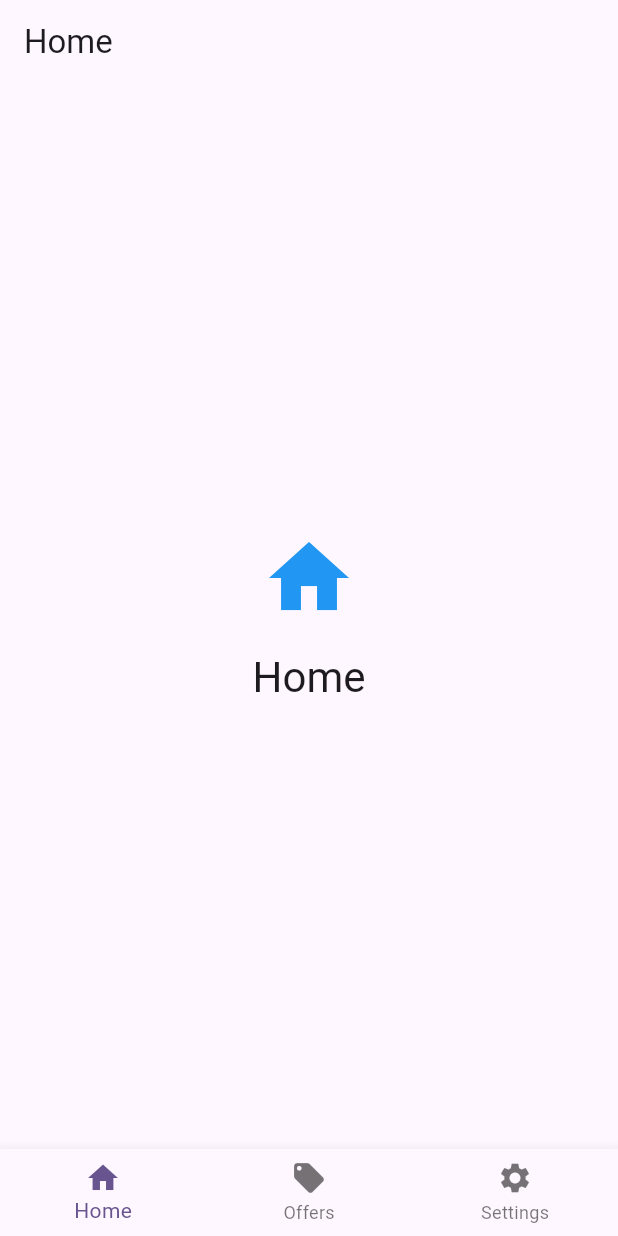
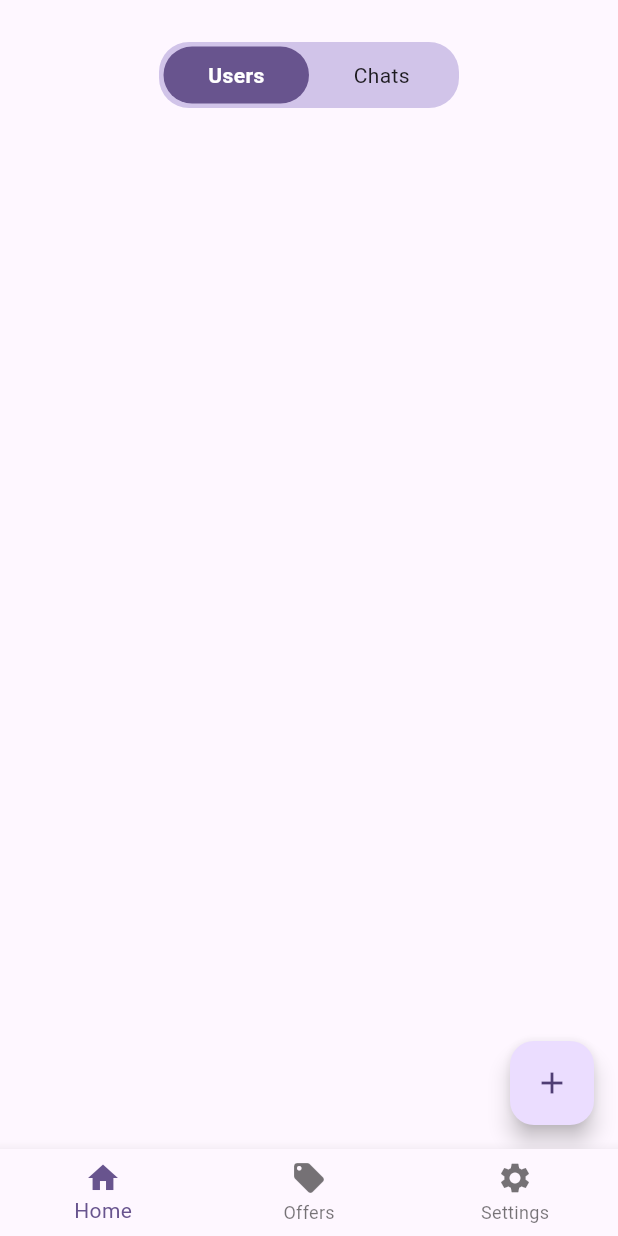
Before and after one commit to Recker4244/messenger, a Flutter app: the screen it shows after launch, on a phone screen of 412 x 824 dp. Run offline on Flutter 3.47's test engine with Material 3 defaults, Android fonts, the phone set to English and light mode, and no system bars; our stand-ins replace get_it, stacked, stacked_services.

Commit message:
feat: ui for screens

```diff
--- /dev/null
+++ b/lib/ui/viewmodels/chats_viewmodel.dart
@@ -0,0 +1,27 @@
+import 'package:stacked/stacked.dart';
+
+class ChatsViewModel extends BaseViewModel {
+  void init() {
+    _chats = [];
+  }
+
+  List<Map<String, dynamic>> _chats = [];
+  List<Map<String, dynamic>> get chats => _chats;
+
+  void addChat(Map<String, String> user) {
+    final existingChatIndex = _chats.indexWhere(
+      (chat) => chat['userId'] == user['id'],
+    );
+
+    if (existingChatIndex == -1) {
+      _chats.add({
+        'id': DateTime.now().millisecondsSinceEpoch.toString(),
+        'userId': user['id'],
+        'userName': user['name'],
+        'lastMessage': 'Chat started',
+        'lastMessageTime': DateTime.now(),
+      });
+      notifyListeners();
+    }
+  }
+}
--- a/lib/ui/viewmodels/home_viewmodel.dart
+++ b/lib/ui/viewmodels/home_viewmodel.dart
@@ -1,10 +1,15 @@
 import 'package:stacked/stacked.dart';
 
 class HomeViewModel extends BaseViewModel {
-  String _title = 'Home';
-  String get title => _title;
+  int _currentTabIndex = 0;
+  int get currentTabIndex => _currentTabIndex;
 
-  void initialize() {
-    // Initialize home view logic here
+  void init() {
+    _currentTabIndex = 0;
+  }
+
+  void setTabIndex(int index) {
+    _currentTabIndex = index;
+    notifyListeners();
   }
 }
--- /dev/null
+++ b/lib/ui/viewmodels/users_viewmodel.dart
@@ -0,0 +1,26 @@
+import 'package:stacked/stacked.dart';
+import 'chats_viewmodel.dart';
+
+class UsersViewModel extends BaseViewModel {
+  void init() {
+    _users = [];
+    notifyListeners();
+  }
+
+  List<Map<String, String>> _users = [];
+  List<Map<String, String>> get users => _users;
+
+  void addUser(String name) {
+    if (name.trim().isEmpty) return;
+
+    _users.add({
+      'id': DateTime.now().millisecondsSinceEpoch.toString(),
+      'name': name.trim(),
+    });
+    notifyListeners();
+  }
+
+  void startChatWithUser(Map<String, String> user) {
+    ChatsViewModel().addChat(user);
+  }
+}
--- /dev/null
+++ b/lib/ui/views/chats/chats_view.dart
@@ -0,0 +1,25 @@
+import 'package:flutter/material.dart';
+import 'package:stacked/stacked.dart';
+import '../../viewmodels/chats_viewmodel.dart';
+
+class ChatsView extends StackedView<ChatsViewModel> {
+  const ChatsView({super.key});
+  @override
+  ChatsViewModel viewModelBuilder(BuildContext context) => ChatsViewModel();
+  @override
+  Widget builder(BuildContext context, ChatsViewModel model, Widget? child) {
+    return Scaffold(
+      body: ListView.builder(
+        physics: AlwaysScrollableScrollPhysics(),
+        itemCount: 30,
+        itemBuilder: (context, index) {
+          return ListTile(
+            leading: CircleAvatar(child: Text('A')),
+            title: Text(index.toString()),
+            onTap: () {},
+          );
+        },
+      ),
+    );
+  }
+}
--- a/lib/ui/views/home/home_view.dart
+++ b/lib/ui/views/home/home_view.dart
@@ -1,39 +1,115 @@
 import 'package:flutter/material.dart';
 import 'package:stacked/stacked.dart';
 import '../../viewmodels/home_viewmodel.dart';
+import '../../viewmodels/users_viewmodel.dart';
+import '../users/users_view.dart';
+import '../chats/chats_view.dart';
 
-class HomeView extends StatelessWidget {
+class HomeView extends StackedView<HomeViewModel> {
   const HomeView({super.key});
 
   @override
-  Widget build(BuildContext context) {
-    return ViewModelBuilder<HomeViewModel>.reactive(
-      viewModelBuilder: () => HomeViewModel(),
-      onModelReady: (model) => model.initialize(),
-      builder: (context, model, child) {
-        return Scaffold(
-          appBar: AppBar(
-            title: const Text('Home'),
+  Widget builder(BuildContext context, HomeViewModel model, Widget? child) {
+    return DefaultTabController(
+      length: 2,
+      child: Scaffold(
+        body: NestedScrollView(
+          floatHeaderSlivers: true,
+          headerSliverBuilder: (context, innerBoxIsScrolled) {
+            return [
+              SliverAppBar(
+                toolbarHeight: 30,
+                pinned: model.currentTabIndex == 1 ? true : false,
+                floating: model.currentTabIndex == 0 ? true : false,
+                snap: model.currentTabIndex == 0 ? true : false,
+                bottom: PreferredSize(
+                  preferredSize: Size.fromHeight(50),
+                  child: AnimatedContainer(
+                    duration: const Duration(milliseconds: 200),
+                    curve: Curves.easeInOut,
+                    height: 60,
+                    //width: double.infinity,
+                    child: Center(
+                      child: Container(
+                        width: 200,
+                        margin: const EdgeInsets.symmetric(
+                          horizontal: 16,
+                          vertical: 8,
+                        ),
+                        decoration: BoxDecoration(
+                          borderRadius: BorderRadius.circular(20),
+                          color: Colors.deepPurple[100],
+                        ),
+                        child: Padding(
+                          padding: EdgeInsetsGeometry.all(3),
+                          child: Row(
+                            mainAxisSize: MainAxisSize.min,
+                            children: [
+                              _buildTabButton(
+                                context,
+                                model,
+                                0,
+                                'Users',
+                                model.currentTabIndex == 0,
+                              ),
+                              _buildTabButton(
+                                context,
+                                model,
+                                1,
+                                'Chats',
+                                model.currentTabIndex == 1,
+                              ),
+                            ],
+                          ),
+                        ),
+                      ),
+                    ),
+                  ),
+                ),
+              ),
+            ];
+          },
+          body: IndexedStack(
+            index: model.currentTabIndex,
+            children: [UsersView(), ChatsView()],
           ),
-          body: Center(
-            child: Column(
-              mainAxisAlignment: MainAxisAlignment.center,
-              children: [
-                const Icon(
-                  Icons.home,
-                  size: 64,
-                  color: Colors.blue,
-                ),
-                const SizedBox(height: 16),
-                Text(
-                  model.title,
-                  style: Theme.of(context).textTheme.headlineMedium,
-                ),
-              ],
+        ),
+      ),
+    );
+  }
+
+  @override
+  HomeViewModel viewModelBuilder(BuildContext context) => HomeViewModel();
+
+  Widget _buildTabButton(
+    BuildContext context,
+    HomeViewModel model,
+    int index,
+    String label,
+    bool isSelected,
+  ) {
+    return Expanded(
+      child: GestureDetector(
+        onTap: () => model.setTabIndex(index),
+        child: Container(
+          padding: const EdgeInsets.symmetric(vertical: 8, horizontal: 8),
+          decoration: BoxDecoration(
+            color: isSelected
+                ? Theme.of(context).colorScheme.primary
+                : Colors.transparent,
+            borderRadius: BorderRadius.circular(25),
+          ),
+          child: Center(
+            child: Text(
+              label,
+              style: TextStyle(
+                color: isSelected ? Colors.white : Colors.black87,
+                fontWeight: isSelected ? FontWeight.bold : FontWeight.normal,
+              ),
             ),
           ),
-        );
-      },
+        ),
+      ),
     );
   }
 }
--- /dev/null
+++ b/lib/ui/views/users/users_view.dart
@@ -0,0 +1,75 @@
+import 'package:flutter/material.dart';
+import 'package:stacked/stacked.dart';
+import '../../viewmodels/users_viewmodel.dart';
+
+class UsersView extends StackedView<UsersViewModel> {
+  const UsersView({super.key});
+  @override
+  UsersViewModel viewModelBuilder(BuildContext context) => UsersViewModel();
+
+  void _showAddUserDialog(BuildContext context, UsersViewModel model) {
+    final nameController = TextEditingController();
+    showDialog(
+      context: context,
+      builder: (context) => AlertDialog(
+        title: const Text('Add User'),
+        content: TextField(
+          controller: nameController,
+          decoration: const InputDecoration(
+            hintText: 'Enter user name',
+            border: OutlineInputBorder(),
+          ),
+          autofocus: true,
+        ),
+        actions: [
+          TextButton(
+            onPressed: () => Navigator.pop(context),
+            child: const Text('Cancel'),
+          ),
+          TextButton(
+            onPressed: () {
+              model.addUser(nameController.text);
+              Navigator.pop(context);
+            },
+            child: const Text('Add'),
+          ),
+        ],
+      ),
+    );
+  }
+
+  @override
+  Widget builder(BuildContext context, UsersViewModel model, Widget? child) {
+    return Scaffold(
+      floatingActionButton: FloatingActionButton(
+        onPressed: () {
+          _showAddUserDialog(context, model);
+        },
+        tooltip: 'Increment',
+        child: const Icon(Icons.add),
+      ),
+      body: ListView.builder(
+        physics: AlwaysScrollableScrollPhysics(),
+        itemCount: model.users.length,
+        itemBuilder: (context, index) {
+          final user = model.users[index];
+          final userName = user['name'] ?? '';
+          return ListTile(
+            leading: CircleAvatar(
+              child: Text(
+                userName.isNotEmpty ? userName[0].toUpperCase() : '?',
+              ),
+            ),
+            title: Text(userName),
+            onTap: () {
+              model.startChatWithUser(user);
+              ScaffoldMessenger.of(context).showSnackBar(
+                SnackBar(content: Text('Chat started with $userName')),
+              );
+            },
+          );
+        },
+      ),
+    );
+  }
+}
```
